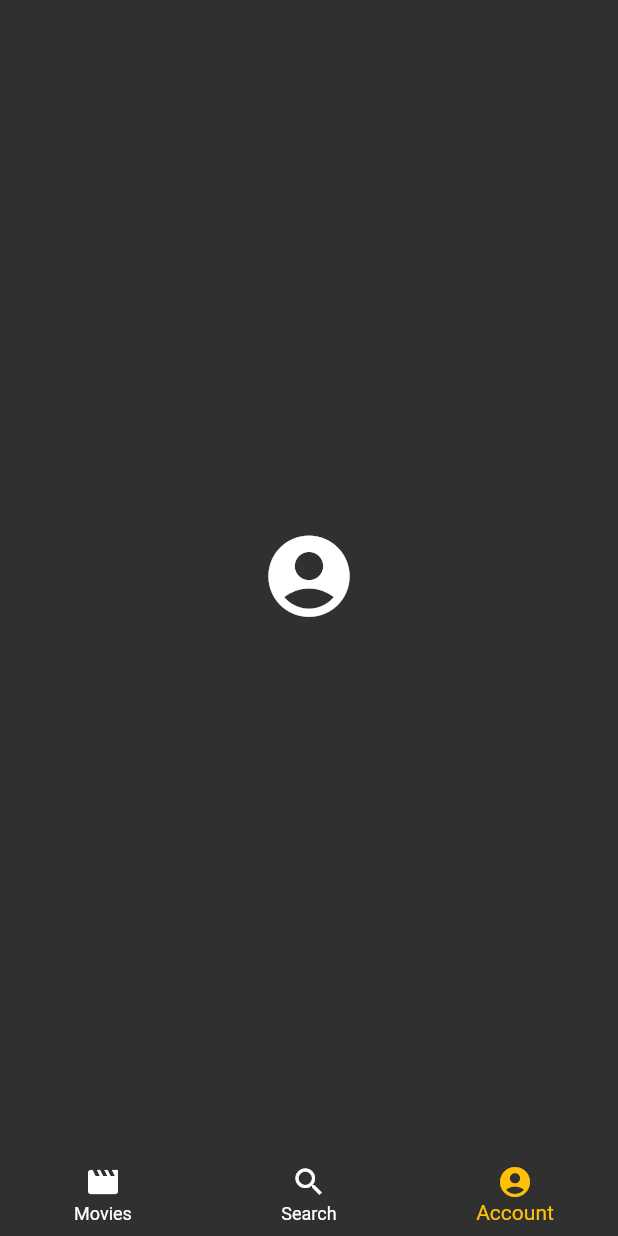
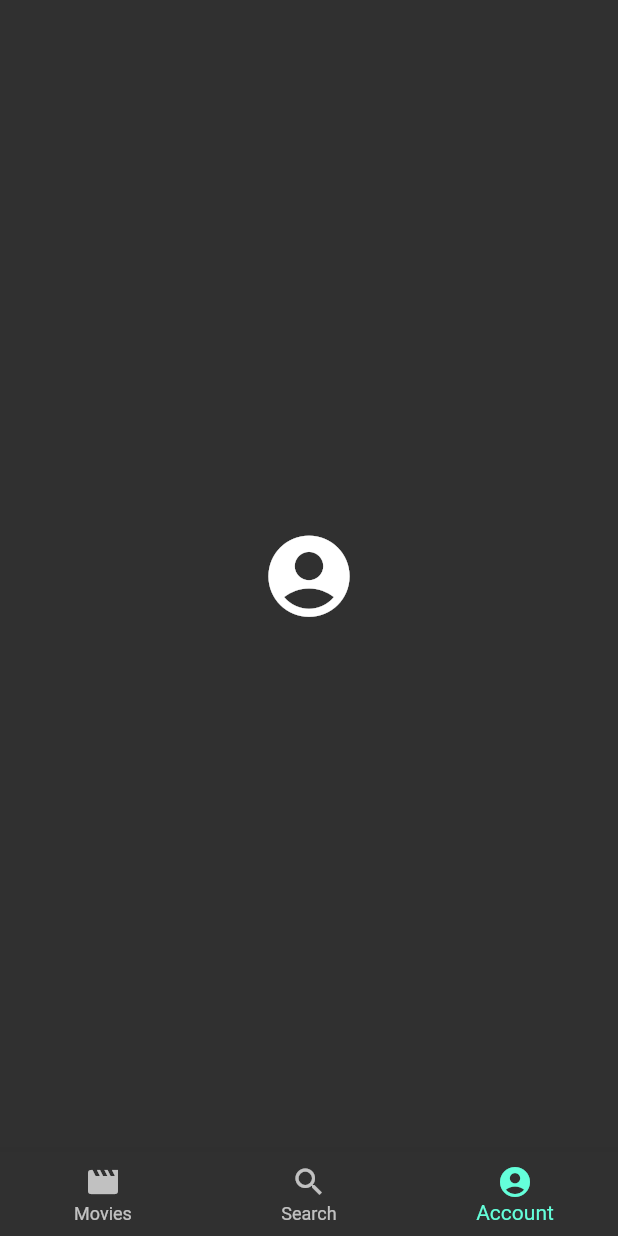
Before and after one commit to A7mdFathi/movie, a Flutter app: the screen it shows after launch, item 3 of the bottom bar chosen, on a phone screen of 412 x 824 dp. Run offline on Flutter 3.47's test engine with Material 2 defaults, Android fonts, the phone set to English and light mode, and no system bars; our stand-ins replace bloc, equatable, flutter_bloc, youtube_player_flutter; generated files the repository leaves out were written again; network calls fail.

Commit message:
modify 1.0

```diff
--- a/lib/main.dart
+++ b/lib/main.dart
@@ -16,7 +16,10 @@ class App extends StatelessWidget {
     return MaterialApp(
       debugShowCheckedModeBanner: false,
       theme: ThemeData.dark(),
-      darkTheme: ThemeData(primarySwatch: Colors.purple),
+      darkTheme: ThemeData(
+          primaryColor: Color(0xff0d253f),
+          accentColor: Color(0xff01b4e4),
+          dividerColor: Color(0xff90cea1)),
       home: MultiBlocProvider(providers: [
         BlocProvider<MoviesBloc>(
           create: (context) => MoviesBloc()..add(AllMovies()),
--- a/lib/src/screens/home_page.dart
+++ b/lib/src/screens/home_page.dart
@@ -15,7 +15,7 @@ class _HomePageState extends State<HomePage> {
     final _Pages = <Widget>[
       MoviesSection(),
       MovieSearch(),
-      AcconutSection(),
+      AccountSection(),
     ];
     final _TabPages = <BottomNavigationBarItem>[
       BottomNavigationBarItem(
@@ -32,13 +32,13 @@ class _HomePageState extends State<HomePage> {
       ),
     ];
     return Scaffold(
-      backgroundColor: Color.fromRGBO(2, 20, 50, 1),
+      // backgroundColor: Color.fromRGBO(2, 20, 50, 1),
       body: _Pages[_currentIndex],
       bottomNavigationBar: BottomNavigationBar(
         currentIndex: _currentIndex,
         items: _TabPages,
-        selectedItemColor: Colors.amber,
-        unselectedItemColor: Colors.white,
+        // selectedItemColor: Colors.amber,
+        // unselectedItemColor: Colors.white,
         onTap: (int index) {
           setState(() {
             _currentIndex = index;
@@ -50,7 +50,7 @@ class _HomePageState extends State<HomePage> {
   }
 }
 
-class AcconutSection extends StatelessWidget {
+class AccountSection extends StatelessWidget {
   @override
   Widget build(BuildContext context) {
     return Scaffold(
--- a/lib/src/screens/movies_section.dart
+++ b/lib/src/screens/movies_section.dart
@@ -46,7 +46,8 @@ class MoviesSection extends StatelessWidget {
                       Padding(padding: EdgeInsets.only(left: 5.0)),
                       Expanded(
                           child: Divider(
-                        color: Colors.grey,
+                        height: 5.0,
+                        color: Theme.of(context).accentColor,
                       ))
                     ],
                   ),
--- a/lib/src/widgets/one_list.dart
+++ b/lib/src/widgets/one_list.dart
@@ -37,8 +37,8 @@ class OneList extends StatelessWidget {
                             );
                           }),
                         ),
-                    splashColor: Colors.purpleAccent.withOpacity(0.3),
-                    highlightColor: Colors.purpleAccent.withOpacity(0.3),
+                    splashColor: Theme.of(context).accentColor,
+                    // highlightColor: Theme.of(context).accentColor,
                     child: Container(
                       width: 160.0,
                       margin: EdgeInsets.only(left: 3.0, right: 3.0),
--- a/pubspec.yaml
+++ b/pubspec.yaml
@@ -29,6 +29,7 @@ dependencies:
   equatable: ^2.0.0
   youtube_player_flutter: ^6.1.0+7
   json_annotation: ^3.1.1
+#  dio: ^3.0.10
 
 
 dev_dependencies:
```
Also changed, not shown: lib/src/repositories/api_urls.dart (added, +8 -0 lines), lib/src/repositories/movie_api_provider.dart (+18 -15 lines), pubspec.lock, 4 other files.
